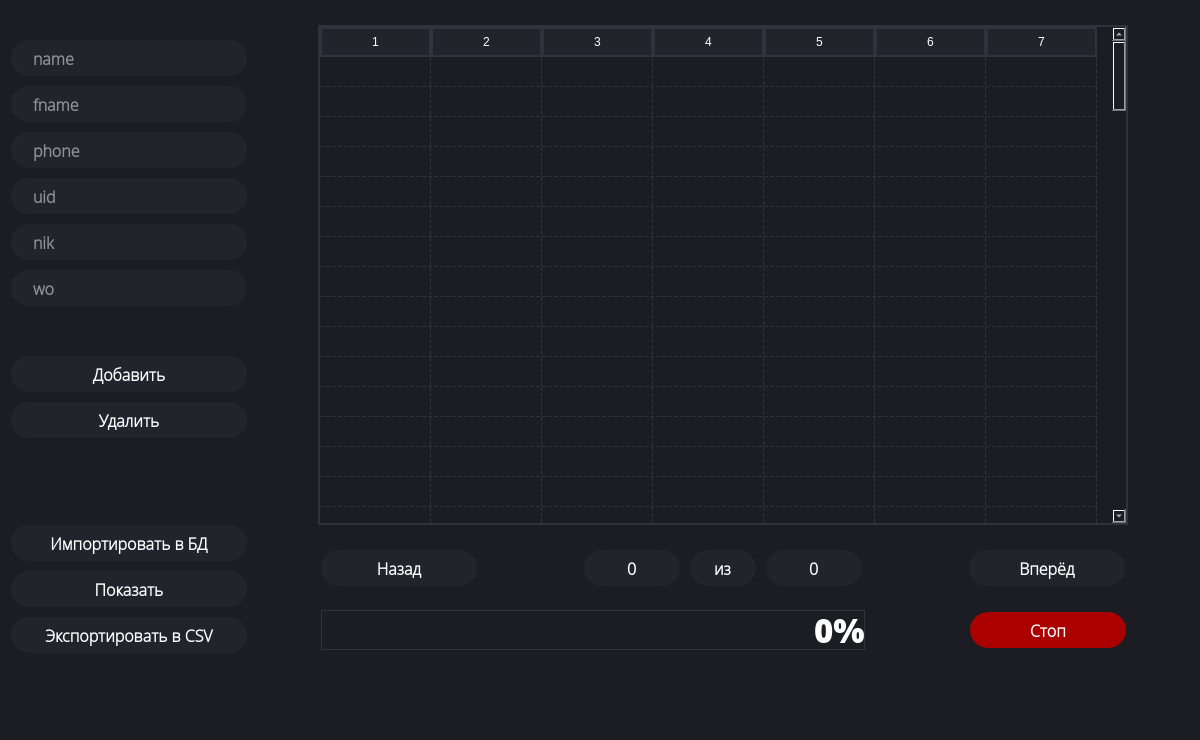
po1nt-1/parser, file ui/untitled.ui: the form before one commit.
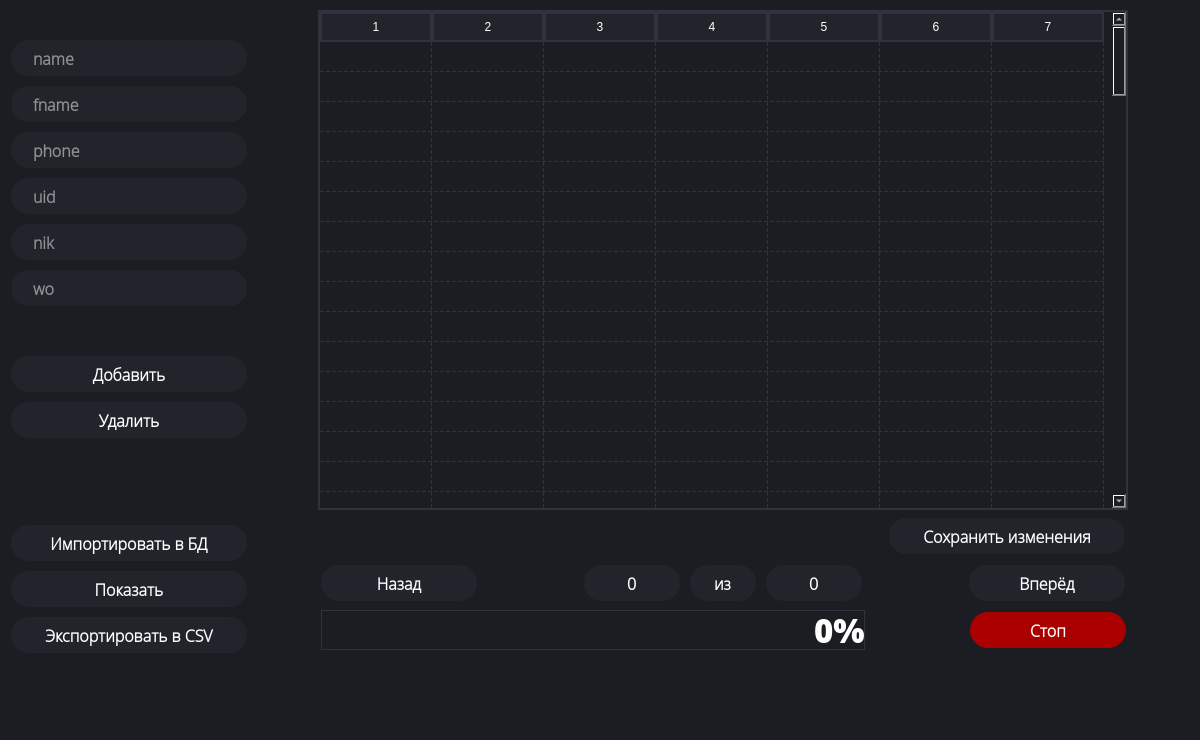
The form after the commit.

What changed in the file:
```diff
--- a/ui/untitled.ui
+++ b/ui/untitled.ui
@@ -136,14 +136,33 @@
     border: 2px solid rgb(48, 50, 62);
 	background-color: rgb(34, 36, 44);
 }
-
 QTableWidget {
     gridline-color: rgb(48, 50, 62);
 	border: 2px solid rgb(48, 50, 62);
 }
 
-QTableWidget QTableCornerButton::section {
-    border: 2px solid rgb(48, 50, 62);
+
+QScrollBar:vertical {
+	border: none;
+	background-color: rgb(34, 36, 44);
+	width: 10px;
+	margin: 25px 0 0px 0;
+}
+QScrollBar::handle:vertical{
+	border-radius: 4px;
+	border-color: rgba(216, 216, 216, 75%);
+	border-width: 1px;
+	border-style: solid;
+	background-color: rgba(216, 216, 216, 75%);
+	min-height: 25px;
+}
+QScrollBar::add-line:vertical{
+	width: 0px;
+	height: 0px;
+}
+QScrollBar::sub-line:vertical{
+	width: 0px;
+	height: 0px;
 }</string>
               </property>
               <property name="editTriggers">
@@ -168,7 +187,10 @@
                <bool>true</bool>
               </attribute>
               <attribute name="horizontalHeaderMinimumSectionSize">
-               <number>111</number>
+               <number>90</number>
+              </attribute>
+              <attribute name="horizontalHeaderDefaultSectionSize">
+               <number>112</number>
               </attribute>
               <attribute name="horizontalHeaderShowSortIndicator" stdset="0">
                <bool>false</bool>
@@ -322,6 +344,102 @@
             </property>
            </spacer>
           </item>
+          <item>
+           <layout class="QHBoxLayout" name="horizontalLayout_4">
+            <item>
+             <spacer name="horizontalSpacer_5">
+              <property name="orientation">
+               <enum>Qt::Horizontal</enum>
+              </property>
+              <property name="sizeHint" stdset="0">
+               <size>
+                <width>40</width>
+                <height>20</height>
+               </size>
+              </property>
+             </spacer>
+            </item>
+            <item>
+             <widget class="QPushButton" name="button_insert_2">
+              <property name="sizePolicy">
+               <sizepolicy hsizetype="Maximum" vsizetype="Maximum">
+                <horstretch>0</horstretch>
+                <verstretch>0</verstretch>
+               </sizepolicy>
+              </property>
+              <property name="minimumSize">
+               <size>
+                <width>240</width>
+                <height>40</height>
+               </size>
+              </property>
+              <property name="maximumSize">
+               <size>
+                <width>240</width>
+                <height>40</height>
+               </size>
+              </property>
+              <property name="font">
+               <font>
+                <family>Open Sans Light</family>
+                <pointsize>12</pointsize>
+                <weight>75</weight>
+                <bold>true</bold>
+               </font>
+              </property>
+              <property name="styleSheet">
+               <string notr="true">QPushButton {
+	border: 2px solid rgb(27, 29, 35);
+	border-radius: 20px;
+	color: #FFF;
+	padding-left: 20px;
+	padding-right: 20px;
+	background-color: rgb(34, 36, 44);
+}
+QPushButton:hover {
+	border: 2px solid rgb(48, 50, 62);
+}
+QPushButton:focus {
+	border: 2px solid rgb(85, 170, 255);
+	background-color: rgb(43, 45, 56);
+}</string>
+              </property>
+              <property name="text">
+               <string>Сохранить изменения</string>
+              </property>
+             </widget>
+            </item>
+            <item>
+             <spacer name="horizontalSpacer_6">
+              <property name="orientation">
+               <enum>Qt::Horizontal</enum>
+              </property>
+              <property name="sizeType">
+               <enum>QSizePolicy::Preferred</enum>
+              </property>
+              <property name="sizeHint" stdset="0">
+               <size>
+                <width>64</width>
+                <height>20</height>
+               </size>
+              </property>
+             </spacer>
+            </item>
+           </layout>
+          </item>
+          <item>
+           <spacer name="verticalSpacer_9">
+            <property name="orientation">
+             <enum>Qt::Vertical</enum>
+            </property>
+            <property name="sizeHint" stdset="0">
+             <size>
+              <width>931</width>
+              <height>13</height>
+             </size>
+            </property>
+           </spacer>
+          </item>
           <item>
            <layout class="QHBoxLayout" name="horizontalLayout">
             <item>
@@ -843,13 +961,6 @@
             </property>
            </spacer>
           </item>
-          <item>
-           <layout class="QHBoxLayout" name="horizontalLayout_4">
-            <property name="sizeConstraint">
-             <enum>QLayout::SetDefaultConstraint</enum>
-            </property>
-           </layout>
-          </item>
          </layout>
         </item>
         <item row="0" column="0">
```
